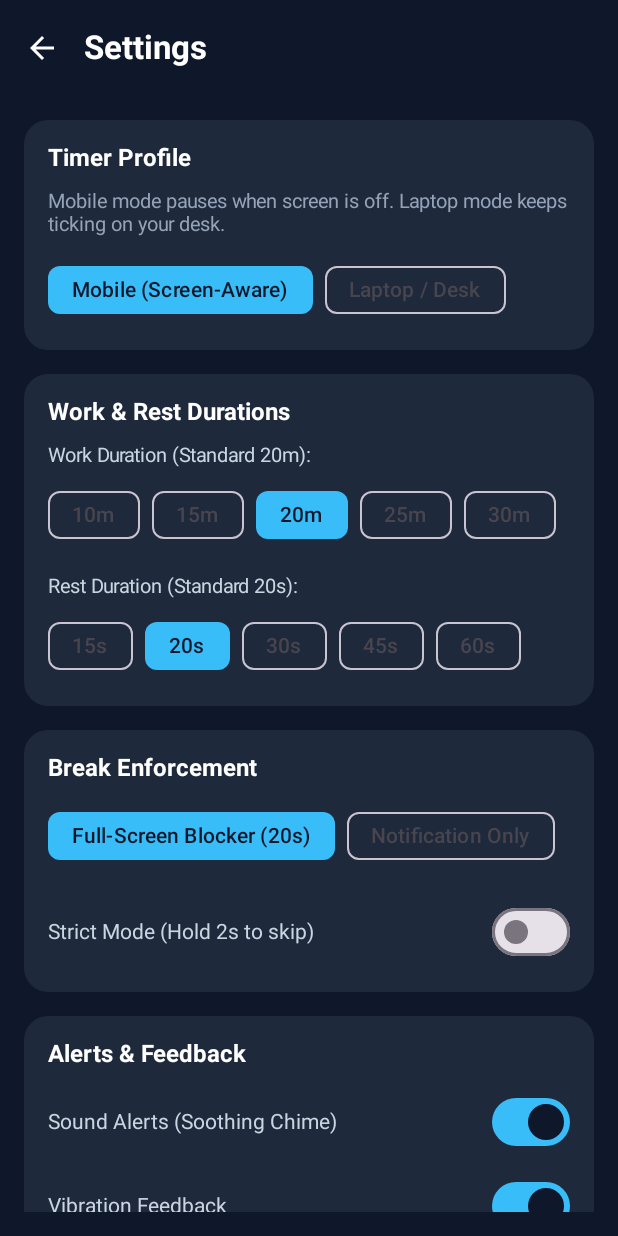
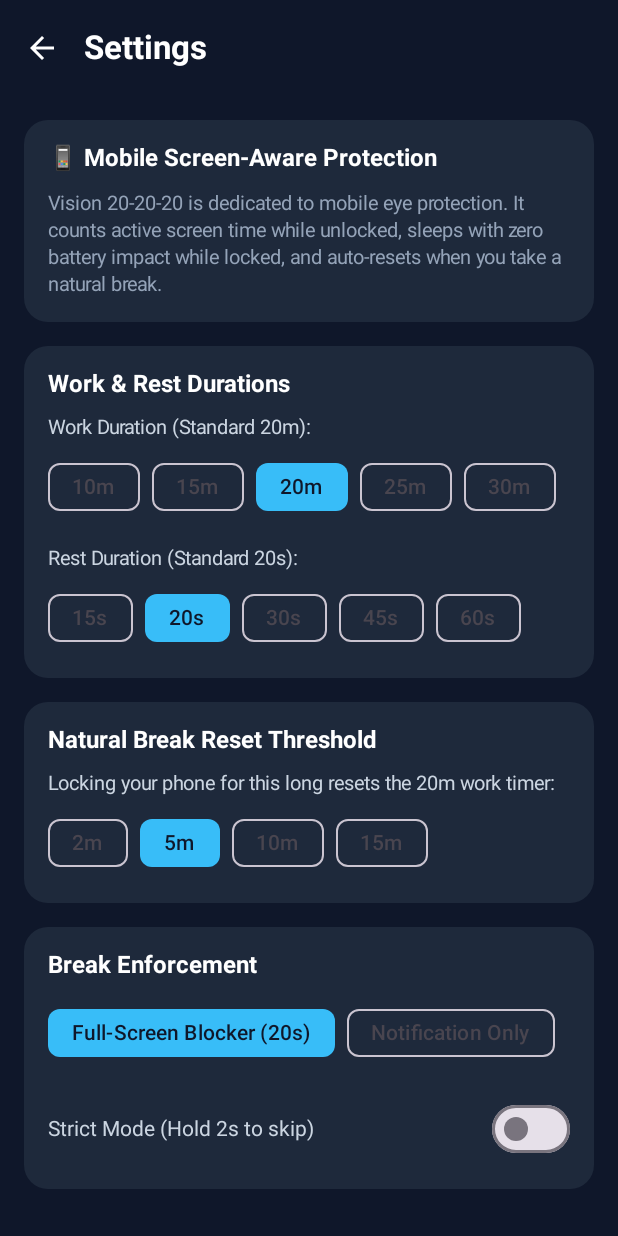
Before and after one commit to xRahul/vision202020, an Android app built with Jetpack Compose: the screen it shows after launch (MainActivity), after a tap on "Settings", on a phone screen of 412 x 824 dp. Run offline under Robolectric (Android 15) with nearby library versions, the phone set to English and light mode, and no system bars; libraries missing offline, so code that uses them is left out: androidx.glance, androidx.glance.appwidget.

Commit message:
feat(timer): continuous auto-looping, zero-cpu screen-off sleep, and adaptive icon

```diff
--- a/app/src/main/AndroidManifest.xml
+++ b/app/src/main/AndroidManifest.xml
@@ -14,9 +14,9 @@
     <application
         android:name=".VisionApplication"
         android:allowBackup="true"
-        android:icon="@android:drawable/ic_dialog_info"
+        android:icon="@mipmap/ic_launcher"
         android:label="@string/app_name"
-        android:roundIcon="@android:drawable/ic_dialog_info"
+        android:roundIcon="@mipmap/ic_launcher_round"
         android:supportsRtl="true"
         android:theme="@android:style/Theme.Material.NoActionBar">
 
--- a/app/src/main/java/com/vision202020/app/data/PreferencesRepository.kt
+++ b/app/src/main/java/com/vision202020/app/data/PreferencesRepository.kt
@@ -21,7 +21,6 @@ interface PreferencesRepository {
     suspend fun updateWorkDuration(minutes: Int)
     suspend fun updateRestDuration(seconds: Int)
     suspend fun updateNaturalBreakMinutes(minutes: Int)
-    suspend fun updateTimerProfile(profile: TimerProfile)
     suspend fun updateEnforcementMode(mode: EnforcementMode)
     suspend fun updateStrictMode(enabled: Boolean)
     suspend fun updateSoundEnabled(enabled: Boolean)
@@ -36,7 +35,6 @@ class PreferencesRepositoryImpl(
         val WORK_DURATION_MINUTES = intPreferencesKey("work_duration_minutes")
         val REST_DURATION_SECONDS = intPreferencesKey("rest_duration_seconds")
         val NATURAL_BREAK_MINUTES = intPreferencesKey("natural_break_minutes")
-        val TIMER_PROFILE = stringPreferencesKey("timer_profile")
         val ENFORCEMENT_MODE = stringPreferencesKey("enforcement_mode")
         val STRICT_MODE = booleanPreferencesKey("strict_mode")
         val SOUND_ENABLED = booleanPreferencesKey("sound_enabled")
@@ -55,17 +53,10 @@ class PreferencesRepositoryImpl(
             val workMin = preferences[PreferencesKeys.WORK_DURATION_MINUTES] ?: 20
             val restSec = preferences[PreferencesKeys.REST_DURATION_SECONDS] ?: 20
             val naturalBreakMin = preferences[PreferencesKeys.NATURAL_BREAK_MINUTES] ?: 5
-            val profileStr = preferences[PreferencesKeys.TIMER_PROFILE] ?: TimerProfile.MOBILE_SCREEN_AWARE.name
             val modeStr = preferences[PreferencesKeys.ENFORCEMENT_MODE] ?: EnforcementMode.BLOCKER_OVERLAY.name
             val strict = preferences[PreferencesKeys.STRICT_MODE] ?: false
             val sound = preferences[PreferencesKeys.SOUND_ENABLED] ?: true
             val vibe = preferences[PreferencesKeys.VIBRATION_ENABLED] ?: true
-
-            val profile = try {
-                TimerProfile.valueOf(profileStr)
-            } catch (e: IllegalArgumentException) {
-                TimerProfile.MOBILE_SCREEN_AWARE
-            }
 
             val mode = try {
                 EnforcementMode.valueOf(modeStr)
@@ -77,7 +68,6 @@ class PreferencesRepositoryImpl(
                 workDurationMinutes = workMin,
                 restDurationSeconds = restSec,
                 naturalBreakMinutes = naturalBreakMin,
-                timerProfile = profile,
                 enforcementMode = mode,
                 strictMode = strict,
                 soundEnabled = sound,
@@ -100,12 +90,6 @@ class PreferencesRepositoryImpl(
     override suspend fun updateNaturalBreakMinutes(minutes: Int) {
         dataStore.edit { preferences ->
             preferences[PreferencesKeys.NATURAL_BREAK_MINUTES] = minutes
-        }
-    }
-
-    override suspend fun updateTimerProfile(profile: TimerProfile) {
-        dataStore.edit { preferences ->
-            preferences[PreferencesKeys.TIMER_PROFILE] = profile.name
         }
     }
 
--- a/app/src/main/java/com/vision202020/app/data/TimerPreferences.kt
+++ b/app/src/main/java/com/vision202020/app/data/TimerPreferences.kt
@@ -1,9 +1,4 @@
 package com.vision202020.app.data
-
-enum class TimerProfile {
-    MOBILE_SCREEN_AWARE,
-    LAPTOP_DESK
-}
 
 enum class EnforcementMode {
     BLOCKER_OVERLAY,
@@ -14,7 +9,6 @@ data class UserPreferences(
     val workDurationMinutes: Int = 20,
     val restDurationSeconds: Int = 20,
     val naturalBreakMinutes: Int = 5,
-    val timerProfile: TimerProfile = TimerProfile.MOBILE_SCREEN_AWARE,
     val enforcementMode: EnforcementMode = EnforcementMode.BLOCKER_OVERLAY,
     val strictMode: Boolean = false,
     val soundEnabled: Boolean = true,
--- a/app/src/main/java/com/vision202020/app/ui/main/MainActivity.kt
+++ b/app/src/main/java/com/vision202020/app/ui/main/MainActivity.kt
@@ -52,7 +52,6 @@ class MainActivity : ComponentActivity() {
                     onWorkDurationChanged = { viewModel.setWorkDuration(it) },
                     onRestDurationChanged = { viewModel.setRestDuration(it) },
                     onNaturalBreakChanged = { viewModel.setNaturalBreakMinutes(it) },
-                    onTimerProfileChanged = { viewModel.setTimerProfile(it) },
                     onEnforcementModeChanged = { viewModel.setEnforcementMode(it) },
                     onStrictModeChanged = { viewModel.setStrictMode(it) },
                     onSoundChanged = { viewModel.setSoundEnabled(it) },
--- a/app/src/main/java/com/vision202020/app/ui/main/MainScreen.kt
+++ b/app/src/main/java/com/vision202020/app/ui/main/MainScreen.kt
@@ -39,7 +39,6 @@ import androidx.compose.ui.graphics.Color
 import androidx.compose.ui.text.font.FontWeight
 import androidx.compose.ui.unit.dp
 import androidx.compose.ui.unit.sp
-import com.vision202020.app.data.TimerProfile
 import com.vision202020.app.data.UserPreferences
 import com.vision202020.app.domain.TimerStatus
 import com.vision202020.app.service.NotificationHelper
@@ -107,11 +106,7 @@ fun MainScreen(
                     .padding(horizontal = 16.dp, vertical = 6.dp)
             ) {
                 Text(
-                    text = if (preferences.timerProfile == TimerProfile.MOBILE_SCREEN_AWARE) {
-                        "📱 Mobile Reading (Screen-Aware)"
-                    } else {
-                        "💻 Laptop / Desk Companion"
-                    },
+                    text = "📱 Mobile Screen Guard Active",
                     fontSize = 12.sp,
                     color = Color(0xFF38BDF8),
                     fontWeight = FontWeight.Medium
--- a/app/src/main/java/com/vision202020/app/ui/settings/SettingsScreen.kt
+++ b/app/src/main/java/com/vision202020/app/ui/settings/SettingsScreen.kt
@@ -1,6 +1,5 @@
 package com.vision202020.app.ui.settings
 
-import androidx.compose.foundation.background
 import androidx.compose.foundation.layout.Arrangement
 import androidx.compose.foundation.layout.Column
 import androidx.compose.foundation.layout.Row
@@ -35,7 +34,6 @@ import androidx.compose.ui.text.font.FontWeight
 import androidx.compose.ui.unit.dp
 import androidx.compose.ui.unit.sp
 import com.vision202020.app.data.EnforcementMode
-import com.vision202020.app.data.TimerProfile
 import com.vision202020.app.data.UserPreferences
 
 @OptIn(ExperimentalMaterial3Api::class)
@@ -45,7 +43,6 @@ fun SettingsScreen(
     onWorkDurationChanged: (Int) -> Unit,
     onRestDurationChanged: (Int) -> Unit,
     onNaturalBreakChanged: (Int) -> Unit,
-    onTimerProfileChanged: (TimerProfile) -> Unit,
     onEnforcementModeChanged: (EnforcementMode) -> Unit,
     onStrictModeChanged: (Boolean) -> Unit,
     onSoundChanged: (Boolean) -> Unit,
@@ -76,37 +73,17 @@ fun SettingsScreen(
                 .verticalScroll(rememberScrollState()),
             verticalArrangement = Arrangement.spacedBy(16.dp)
         ) {
-            // Section 1: Timer Profile
-            SettingsCard(title = "Timer Profile") {
+            // Mobile Screen-Aware Info Card
+            SettingsCard(title = "📱 Mobile Screen-Aware Protection") {
                 Text(
-                    text = "Mobile mode pauses when screen is off. Laptop mode keeps ticking on your desk.",
+                    text = "Vision 20-20-20 is dedicated to mobile eye protection. It counts active screen time while unlocked, sleeps with zero battery impact while locked, and auto-resets when you take a natural break.",
                     fontSize = 13.sp,
-                    color = Color(0xFF94A3B8)
+                    color = Color(0xFF94A3B8),
+                    lineHeight = 18.sp
                 )
-                Spacer(modifier = Modifier.height(12.dp))
-                Row(horizontalArrangement = Arrangement.spacedBy(8.dp)) {
-                    FilterChip(
-                        selected = preferences.timerProfile == TimerProfile.MOBILE_SCREEN_AWARE,
-                        onClick = { onTimerProfileChanged(TimerProfile.MOBILE_SCREEN_AWARE) },
-                        label = { Text("Mobile (Screen-Aware)") },
-                        colors = FilterChipDefaults.filterChipColors(
-                            selectedContainerColor = Color(0xFF38BDF8),
-                            selectedLabelColor = Color(0xFF0F172A)
-                        )
-                    )
-                    FilterChip(
-                        selected = preferences.timerProfile == TimerProfile.LAPTOP_DESK,
-                        onClick = { onTimerProfileChanged(TimerProfile.LAPTOP_DESK) },
-                        label = { Text("Laptop / Desk") },
-                        colors = FilterChipDefaults.filterChipColors(
-                            selectedContainerColor = Color(0xFF38BDF8),
-                            selectedLabelColor = Color(0xFF0F172A)
-                        )
-                    )
-                }
             }
 
-            // Section 2: Intervals
+            // Section 1: Intervals
             SettingsCard(title = "Work & Rest Durations") {
                 Text("Work Duration (Standard 20m):", fontSize = 13.sp, color = Color(0xFFCBD5E1))
                 Spacer(modifier = Modifier.height(8.dp))
@@ -134,6 +111,25 @@ fun SettingsScreen(
                             selected = preferences.restDurationSeconds == secs,
                             onClick = { onRestDurationChanged(secs) },
                             label = { Text("${secs}s") },
+                            colors = FilterChipDefaults.filterChipColors(
+                                selectedContainerColor = Color(0xFF38BDF8),
+                                selectedLabelColor = Color(0xFF0F172A)
+                            )
+                        )
+                    }
+                }
+            }
+
+            // Section 2: Natural Break
+            SettingsCard(title = "Natural Break Reset Threshold") {
+                Text("Locking your phone for this long resets the 20m work timer:", fontSize = 13.sp, color = Color(0xFFCBD5E1))
+                Spacer(modifier = Modifier.height(8.dp))
+                Row(horizontalArrangement = Arrangement.spacedBy(8.dp)) {
+                    listOf(2, 5, 10, 15).forEach { mins ->
+                        FilterChip(
+                            selected = preferences.naturalBreakMinutes == mins,
+                            onClick = { onNaturalBreakChanged(mins) },
+                            label = { Text("${mins}m") },
                             colors = FilterChipDefaults.filterChipColors(
                                 selectedContainerColor = Color(0xFF38BDF8),
                                 selectedLabelColor = Color(0xFF0F172A)
--- /dev/null
+++ b/app/src/main/res/mipmap-anydpi-v26/ic_launcher.xml
@@ -0,0 +1,4 @@
+<adaptive-icon xmlns:android="http://schemas.android.com/apk/res/android">
+    <background android:drawable="@drawable/ic_launcher_background" />
+    <foreground android:drawable="@drawable/ic_launcher_foreground" />
+</adaptive-icon>
--- /dev/null
+++ b/app/src/main/res/mipmap-anydpi-v26/ic_launcher_round.xml
@@ -0,0 +1,4 @@
+<adaptive-icon xmlns:android="http://schemas.android.com/apk/res/android">
+    <background android:drawable="@drawable/ic_launcher_background" />
+    <foreground android:drawable="@drawable/ic_launcher_foreground" />
+</adaptive-icon>
```
Also changed, not shown: app/src/main/java/com/vision202020/app/domain/VisionTimerEngine.kt (+23 -12 lines), app/src/main/java/com/vision202020/app/service/SoundAlertHelper.kt (added, +78 -0 lines), app/src/main/java/com/vision202020/app/service/VisionTimerService.kt (+23 -6 lines), app/src/main/java/com/vision202020/app/ui/breakui/BreakActivity.kt (+10 -2 lines), app/src/main/java/com/vision202020/app/ui/main/MainViewModel.kt (+0 -7 lines), app/src/main/res/drawable/ic_launcher_background.xml (added, +16 -0 lines), app/src/main/res/drawable/ic_launcher_foreground.xml (added, +43 -0 lines), 3 other files.
